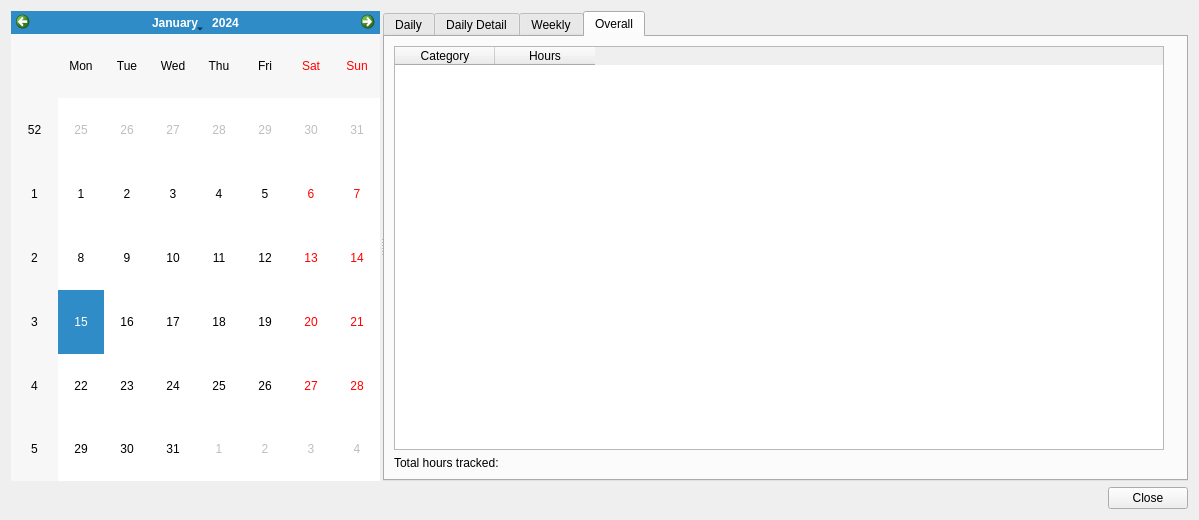
First picture: the form in ui/history.ui, repository Narfinger/qamster, before the edit.
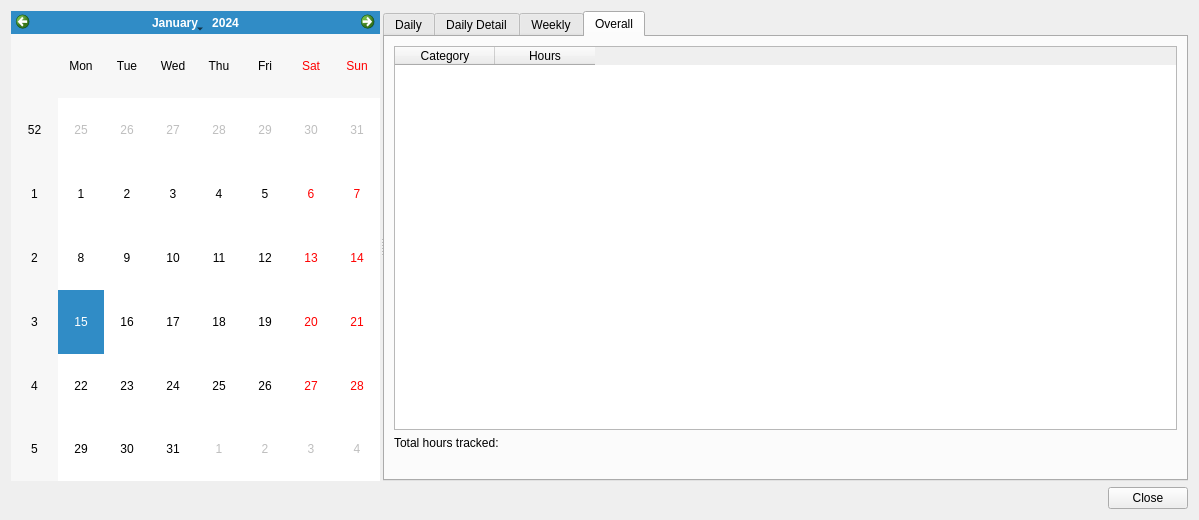
Second picture: the form after the edit. The open tabs and pages were chosen to show the change. Custom widgets are drawn as their Qt base class.

Commit message: first draft of refactoring query code in history, fixes #16

The edit to the form file:
```diff
--- a/ui/history.ui
+++ b/ui/history.ui
@@ -152,20 +152,6 @@
         <string>Overall</string>
        </attribute>
        <layout class="QGridLayout" name="gridLayout_3">
-        <item row="1" column="1">
-         <widget class="QLabel" name="g_totalTrack">
-          <property name="text">
-           <string/>
-          </property>
-         </widget>
-        </item>
-        <item row="1" column="0">
-         <widget class="QLabel" name="label_5">
-          <property name="text">
-           <string>Total hours tracked:</string>
-          </property>
-         </widget>
-        </item>
         <item row="0" column="0">
          <widget class="QTableWidget" name="g_categoryTable">
           <property name="columnCount">
@@ -183,6 +169,20 @@
           </column>
          </widget>
         </item>
+        <item row="4" column="0">
+         <widget class="QLabel" name="label_5">
+          <property name="text">
+           <string>Total hours tracked:</string>
+          </property>
+         </widget>
+        </item>
+        <item row="5" column="0">
+         <widget class="QLabel" name="g_totalTrack">
+          <property name="text">
+           <string/>
+          </property>
+         </widget>
+        </item>
        </layout>
       </widget>
      </widget>
```
The commit also changes 4 other files.
